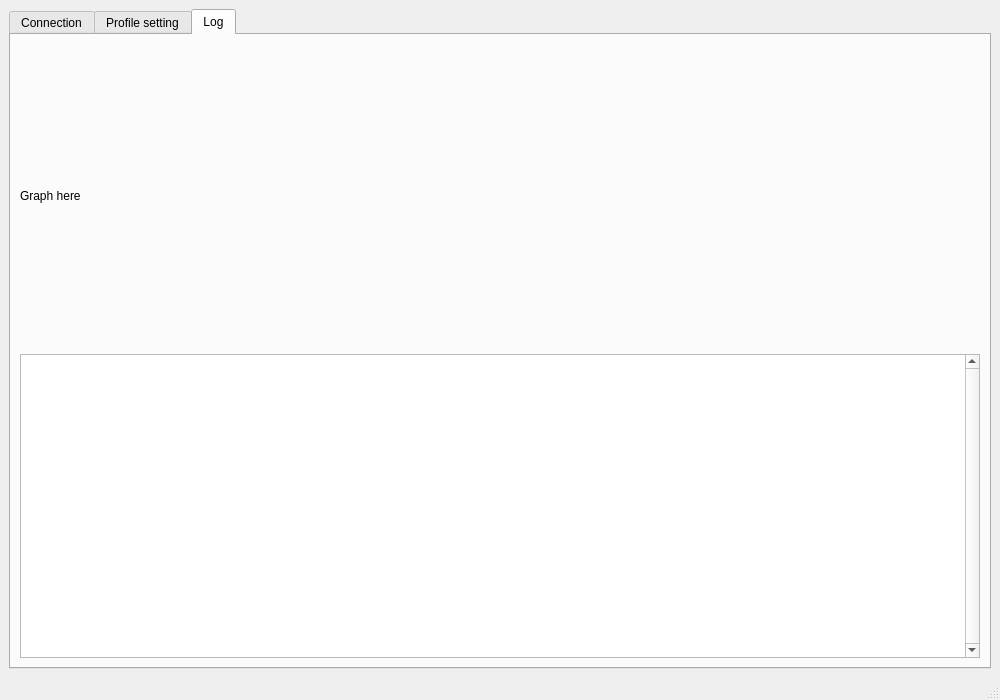
nghtsnw/etrodiag, file mainwindow.ui: the form before one commit.
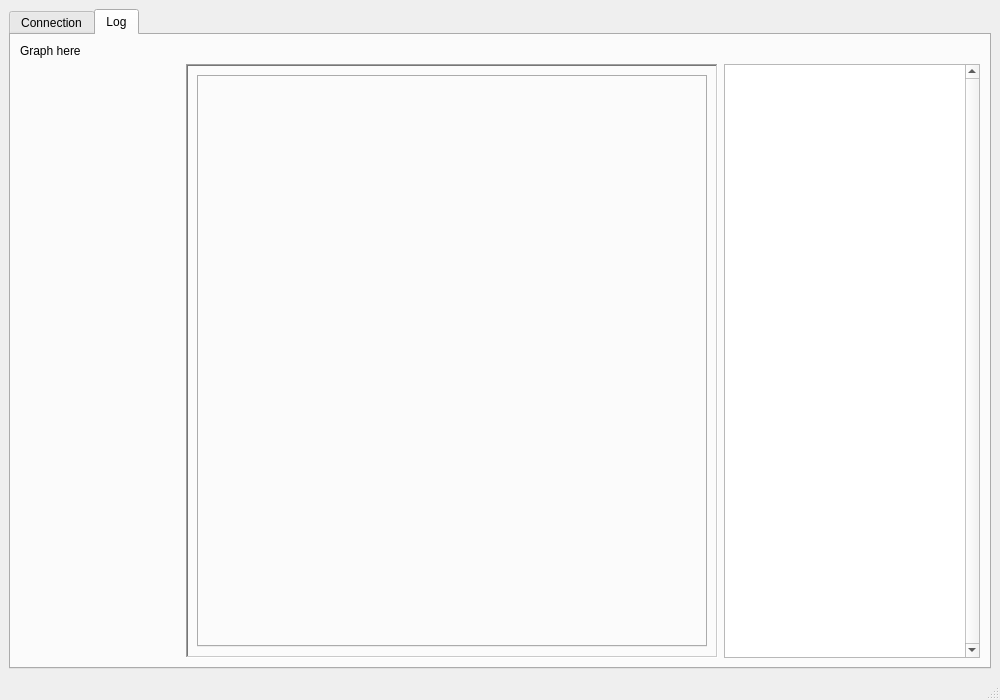
The form after the commit.

The edit to the form file:
```diff
--- a/mainwindow.ui
+++ b/mainwindow.ui
@@ -39,7 +39,7 @@
        <enum>QTabWidget::TabShape::Rounded</enum>
       </property>
       <property name="currentIndex">
-       <number>2</number>
+       <number>1</number>
       </property>
       <property name="elideMode">
        <enum>Qt::TextElideMode::ElideNone</enum>
@@ -62,17 +62,70 @@
        </attribute>
        <layout class="QHBoxLayout" name="horizontalLayout_3"/>
       </widget>
-      <widget class="QWidget" name="tab_work">
+      <widget class="QWidget" name="tab_4data">
        <attribute name="title">
-        <string>Profile setting</string>
+        <string>Log</string>
        </attribute>
-       <layout class="QHBoxLayout" name="horizontalLayout_2">
+       <layout class="QVBoxLayout" name="verticalLayout_3">
         <item>
-         <layout class="QGridLayout" name="gridLayout">
-          <property name="sizeConstraint">
-           <enum>QLayout::SizeConstraint::SetDefaultConstraint</enum>
-          </property>
-          <item row="0" column="1">
+         <layout class="QHBoxLayout" name="graphLayout">
+          <item>
+           <widget class="QLabel" name="graphLabel">
+            <property name="sizePolicy">
+             <sizepolicy hsizetype="Preferred" vsizetype="Preferred">
+              <horstretch>0</horstretch>
+              <verstretch>0</verstretch>
+             </sizepolicy>
+            </property>
+            <property name="frameShadow">
+             <enum>QFrame::Shadow::Plain</enum>
+            </property>
+            <property name="lineWidth">
+             <number>0</number>
+            </property>
+            <property name="text">
+             <string>Graph here</string>
+            </property>
+           </widget>
+          </item>
+         </layout>
+        </item>
+        <item>
+         <layout class="QHBoxLayout" name="monitorRow">
+          <item>
+           <widget class="QFrame" name="devArea">
+            <property name="sizePolicy">
+             <sizepolicy hsizetype="Fixed" vsizetype="Preferred">
+              <horstretch>0</horstretch>
+              <verstretch>0</verstretch>
+             </sizepolicy>
+            </property>
+            <property name="minimumSize">
+             <size>
+              <width>160</width>
+              <height>0</height>
+             </size>
+            </property>
+            <layout class="QVBoxLayout" name="devAreaLay">
+             <property name="spacing">
+              <number>2</number>
+             </property>
+             <property name="leftMargin">
+              <number>2</number>
+             </property>
+             <property name="topMargin">
+              <number>2</number>
+             </property>
+             <property name="rightMargin">
+              <number>2</number>
+             </property>
+             <property name="bottomMargin">
+              <number>2</number>
+             </property>
+            </layout>
+           </widget>
+          </item>
+          <item>
            <widget class="QFrame" name="rightFrame">
             <property name="sizePolicy">
              <sizepolicy hsizetype="Preferred" vsizetype="Preferred">
@@ -97,80 +150,33 @@
             </layout>
            </widget>
           </item>
-          <item row="0" column="0">
-           <widget class="QFrame" name="devArea">
-            <property name="sizePolicy">
-             <sizepolicy hsizetype="Fixed" vsizetype="Preferred">
-              <horstretch>0</horstretch>
-              <verstretch>0</verstretch>
-             </sizepolicy>
-            </property>
-            <property name="minimumSize">
-             <size>
-              <width>200</width>
-              <height>0</height>
-             </size>
-            </property>
-            <layout class="QVBoxLayout" name="devAreaLay"/>
-           </widget>
-          </item>
-         </layout>
-        </item>
-       </layout>
-      </widget>
-      <widget class="QWidget" name="tab_4data">
-       <attribute name="title">
-        <string>Log</string>
-       </attribute>
-       <layout class="QVBoxLayout" name="verticalLayout_3">
-        <item>
-         <layout class="QHBoxLayout" name="graphLayout">
           <item>
-           <widget class="QLabel" name="graphLabel">
+           <widget class="QPlainTextEdit" name="logArea">
             <property name="sizePolicy">
              <sizepolicy hsizetype="Preferred" vsizetype="Preferred">
               <horstretch>0</horstretch>
               <verstretch>0</verstretch>
              </sizepolicy>
             </property>
-            <property name="frameShadow">
-             <enum>QFrame::Shadow::Plain</enum>
+            <property name="verticalScrollBarPolicy">
+             <enum>Qt::ScrollBarPolicy::ScrollBarAlwaysOn</enum>
             </property>
-            <property name="lineWidth">
-             <number>0</number>
+            <property name="undoRedoEnabled">
+             <bool>false</bool>
             </property>
-            <property name="text">
-             <string>Graph here</string>
+            <property name="readOnly">
+             <bool>true</bool>
+            </property>
+            <property name="overwriteMode">
+             <bool>false</bool>
+            </property>
+            <property name="maximumBlockCount">
+             <number>1000</number>
             </property>
            </widget>
           </item>
          </layout>
         </item>
-        <item>
-         <widget class="QPlainTextEdit" name="logArea">
-          <property name="sizePolicy">
-           <sizepolicy hsizetype="Preferred" vsizetype="Preferred">
-            <horstretch>0</horstretch>
-            <verstretch>0</verstretch>
-           </sizepolicy>
-          </property>
-          <property name="verticalScrollBarPolicy">
-           <enum>Qt::ScrollBarPolicy::ScrollBarAlwaysOn</enum>
-          </property>
-          <property name="undoRedoEnabled">
-           <bool>false</bool>
-          </property>
-          <property name="readOnly">
-           <bool>true</bool>
-          </property>
-          <property name="overwriteMode">
-           <bool>false</bool>
-          </property>
-          <property name="maximumBlockCount">
-           <number>1000</number>
-          </property>
-         </widget>
-        </item>
        </layout>
       </widget>
      </widget>
```
